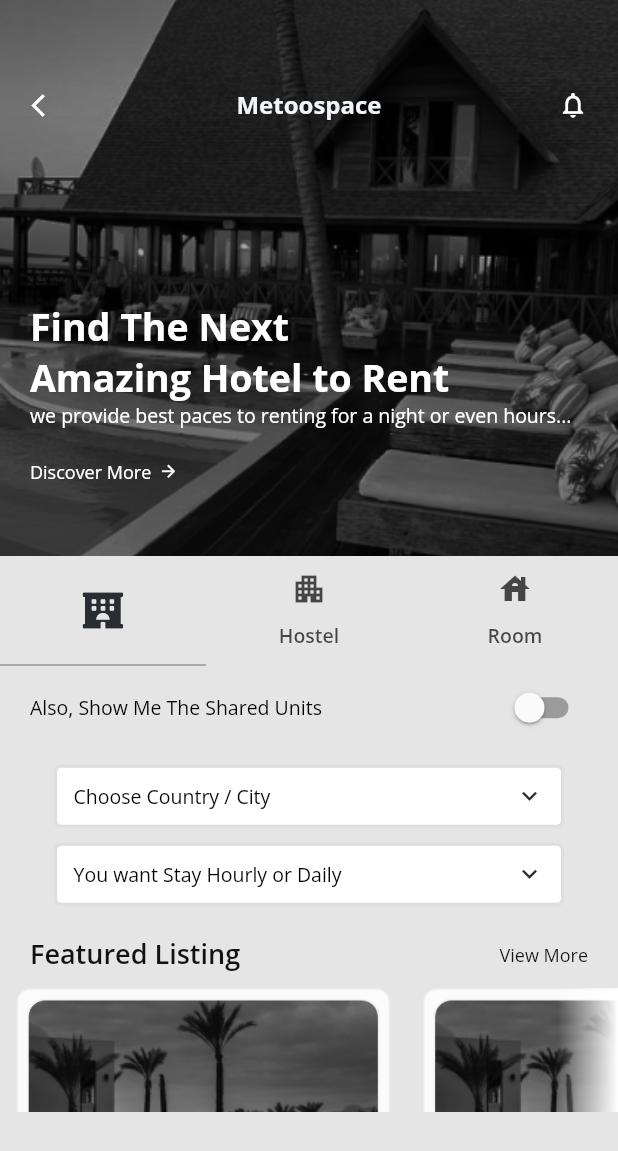
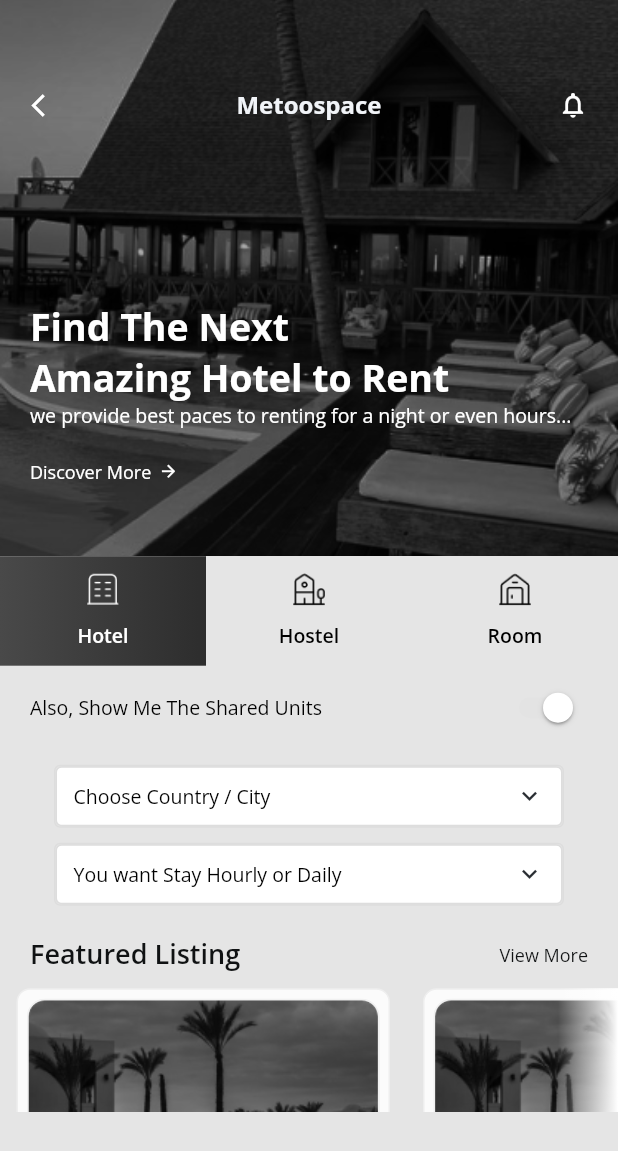
Before and after one commit to pratit989/demo, a Flutter app: the HomePageCopyWidget screen opened directly, on a phone screen of 412 x 824 dp. Shown: the top 1151 px of the screen. Run offline on Flutter 3.47's test engine with Material 2 defaults, Android fonts, the light colour scheme and no system bars; our stand-ins replace font_awesome_flutter, google_fonts, smooth_page_indicator.

Commit message:
Final Commit UI

```diff
--- a/lib/components/list_item_copy_copy_widget.dart
+++ b/lib/components/list_item_copy_copy_widget.dart
@@ -40,7 +40,7 @@ class _ListItemCopyCopyWidgetState extends State<ListItemCopyCopyWidget> {
                   mainAxisSize: MainAxisSize.max,
                   children: [
                     Padding(
-                      padding: EdgeInsetsDirectional.fromSTEB(6, 6, 6, 20),
+                      padding: EdgeInsetsDirectional.fromSTEB(6, 6, 6, 8),
                       child: Container(
                         width: 237,
                         height: 247,
--- a/lib/custom_code/custom_util.dart
+++ /dev/null
@@ -1 +0,0 @@
-// TODO Implement this library.
--- a/lib/hotel_hostel_room/hotel_hostel_room.dart
+++ b/lib/hotel_hostel_room/hotel_hostel_room.dart
@@ -26,7 +26,6 @@ class _HomePageCopyWidgetState extends State<HomePageCopyWidget> {
       backgroundColor: Color(0xFFE5E5E5),
       body: GestureDetector(
         onTap: () => FocusScope.of(context).unfocus(),
-        child: SingleChildScrollView(
         child: Column(
           mainAxisSize: MainAxisSize.max,
           crossAxisAlignment: CrossAxisAlignment.start,
@@ -45,8 +44,7 @@ class _HomePageCopyWidgetState extends State<HomePageCopyWidget> {
                     ),
                   ),
                 ),
-                  SingleChildScrollView(
-                    child: Column(
+                Column(
                   mainAxisSize: MainAxisSize.min,
                   mainAxisAlignment: MainAxisAlignment.start,
                   crossAxisAlignment: CrossAxisAlignment.start,
@@ -158,7 +156,6 @@ class _HomePageCopyWidgetState extends State<HomePageCopyWidget> {
                     ),
                   ],
                 ),
-                  ),
               ],
             ),
             Container(
@@ -173,32 +170,41 @@ class _HomePageCopyWidgetState extends State<HomePageCopyWidget> {
                 child: Column(
                   children: [
                     TabBar(
-                        labelColor: Colors.black,
+                      labelColor: Colors.white,
                       labelStyle:
                       CustomTheme.of(context).bodyText1.override(
                         fontFamily: 'Open Sans',
                         fontSize: 13,
                         fontWeight: FontWeight.w600,
                       ),
+                      unselectedLabelColor: Colors.black,
+                      indicator: BoxDecoration(
+                          gradient: LinearGradient(
+                            colors: [
+                              Color(0xFF494949),
+                              Color(0xFF2D2D2D)
+                            ],
+                          )
+                      ),
                       indicatorColor: Color(0xFF969696),
                       indicatorWeight: 1,
                       tabs: [
                         Tab(
-                            child: FaIcon(
-                              FontAwesomeIcons.hotel,
-                              color: Color(0xFF292D32),
+                          text: 'Hotel',
+                          icon: ImageIcon(
+                            AssetImage("assets/images/buliding.png"),
                           ),
                         ),
                         Tab(
                           text: 'Hostel',
-                            icon: Icon(
-                              Icons.apartment,
+                          icon: ImageIcon(
+                            AssetImage("assets/images/building-3.png"),
                           ),
                         ),
                         Tab(
                           text: 'Room',
-                            icon: Icon(
-                              Icons.house,
+                          icon: ImageIcon(
+                            AssetImage("assets/images/house-2.png"),
                           ),
                         ),
                       ],
@@ -207,6 +213,7 @@ class _HomePageCopyWidgetState extends State<HomePageCopyWidget> {
                       child: TabBarView(
                         children: [
                           SingleChildScrollView(
+                            child: Container(
                               child: Column(
                                 mainAxisSize: MainAxisSize.max,
                                 children: [
@@ -214,7 +221,8 @@ class _HomePageCopyWidgetState extends State<HomePageCopyWidget> {
                                     padding: EdgeInsetsDirectional.fromSTEB(
                                         20, 0, 20, 0),
                                     child: SwitchListTile(
-                                      value: switchListTileValue ??= false,
+                                      inactiveThumbColor: Colors.black87,
+                                      value: switchListTileValue ??= true,
                                       onChanged: (newValue) => setState(
                                               () => switchListTileValue = newValue),
                                       title: Text(
@@ -229,7 +237,7 @@ class _HomePageCopyWidgetState extends State<HomePageCopyWidget> {
                                         ),
                                       ),
                                       tileColor: Color(0xFFF5F5F5),
-                                      activeColor: Color(0xFFE3E3E3),
+                                      activeColor: Colors.white,
                                       activeTrackColor: Color(0xFFE3E3E3),
                                       dense: false,
                                       controlAffinity:
@@ -394,7 +402,7 @@ class _HomePageCopyWidgetState extends State<HomePageCopyWidget> {
                                     padding: EdgeInsetsDirectional.fromSTEB(
                                         0, 30, 0, 0),
                                     child: Container(
-                                      width: 340,
+                                      width: MediaQuery.of(context).size.width*0.9,
                                       height: 42,
                                       decoration: BoxDecoration(
                                         color: Colors.white,
@@ -469,13 +477,15 @@ class _HomePageCopyWidgetState extends State<HomePageCopyWidget> {
                                   Padding(
                                     padding: EdgeInsetsDirectional.fromSTEB(
                                         0, 10, 0, 0),
+                                    child: Container(
+                                      width: MediaQuery.of(context).size.width*0.9,
                                       child: Row(
                                         mainAxisSize: MainAxisSize.max,
                                         mainAxisAlignment:
-                                      MainAxisAlignment.spaceEvenly,
+                                        MainAxisAlignment.spaceBetween,
                                         children: [
                                           Container(
-                                          width: 165,
+                                            width: MediaQuery.of(context).size.width*0.4,
                                             height: 42,
                                             decoration: BoxDecoration(
                                               color: Colors.white,
@@ -489,7 +499,7 @@ class _HomePageCopyWidgetState extends State<HomePageCopyWidget> {
                                             child: Padding(
                                               padding:
                                               EdgeInsetsDirectional.fromSTEB(
-                                                20, 0, 20, 0),
+                                                  MediaQuery.of(context).size.width*0.025, 0, 0, 0),
                                               child: Row(
                                                 mainAxisSize: MainAxisSize.max,
                                                 mainAxisAlignment:
@@ -534,7 +544,7 @@ class _HomePageCopyWidgetState extends State<HomePageCopyWidget> {
                                             ),
                                           ),
                                           Container(
-                                          width: 165,
+                                            width: MediaQuery.of(context).size.width*0.4,
                                             height: 42,
                                             decoration: BoxDecoration(
                                               color: Colors.white,
@@ -548,7 +558,7 @@ class _HomePageCopyWidgetState extends State<HomePageCopyWidget> {
                                             child: Padding(
                                               padding:
                                               EdgeInsetsDirectional.fromSTEB(
-                                                20, 0, 20, 0),
+                                                  MediaQuery.of(context).size.width*0.025, 0, 0, 0),
                                               child: Row(
                                                 mainAxisSize: MainAxisSize.max,
                                                 mainAxisAlignment:
@@ -593,6 +603,7 @@ class _HomePageCopyWidgetState extends State<HomePageCopyWidget> {
                                             ),
                                           ),
                                         ],
+                                      ),
                                     ),
                                   ),
                                   Padding(
@@ -669,7 +680,7 @@ class _HomePageCopyWidgetState extends State<HomePageCopyWidget> {
                                   ),
                                   Container(
                                     width: MediaQuery.of(context).size.width,
-                                    height: 287,
+                                    height: 290,
                                     decoration: BoxDecoration(),
                                     child: ListView(
                                       padding: EdgeInsets.zero,
@@ -682,6 +693,7 @@ class _HomePageCopyWidgetState extends State<HomePageCopyWidget> {
                                     ),
                                   ),
                                 ],
+                              ),
                             ),
                           ),
                           Text(
@@ -712,7 +724,6 @@ class _HomePageCopyWidgetState extends State<HomePageCopyWidget> {
           ],
         ),
       ),
-      ),
     );
   }
 }
--- a/lib/main.dart
+++ b/lib/main.dart
@@ -58,11 +58,11 @@ class _NavBarPageState extends State<NavBarPage> {
   @override
   Widget build(BuildContext context) {
     final tabs = {
-      'HomePage': HomePageWidget(),
-      'HomePageCopy': HomePageCopyWidget(),
+      'HomePage': HomePageCopyWidget(),
+      'HomePageCopy': HomePageWidget(),
       'HomePageCopyCopy2': Scaffold(),
-      'HomePageCopyCopy': HomePageCopyCopyWidget(),
-      'HomePageCopyCopyCopy': Scaffold(),
+      'HomePageCopyCopy': Scaffold(),
+      'HomePageCopyCopyCopy': HomePageCopyCopyWidget(),
     };
     final currentIndex = tabs.keys.toList().indexOf(_currentPage);
     return Scaffold(
@@ -93,7 +93,7 @@ class _NavBarPageState extends State<NavBarPage> {
               elevation: 0,
               currentIndex: currentIndex,
               onTap: (i) => setState(() => _currentPage = tabs.keys.toList()[i]),
-              backgroundColor: Color(0x00000000),
+              backgroundColor: Color.fromARGB(0, 0, 0, 0),
               selectedItemColor: Colors.black,
               unselectedItemColor: Colors.black,
               showSelectedLabels: true,
```
Also changed, not shown: assets/images/building-3.png (added), assets/images/buliding.png (added), assets/images/house-2.png (added), assets/images/thumbBlack.png (added), assets/images/thumbWhite.png (added). Lines whose indentation alone changed are shown as unchanged.
